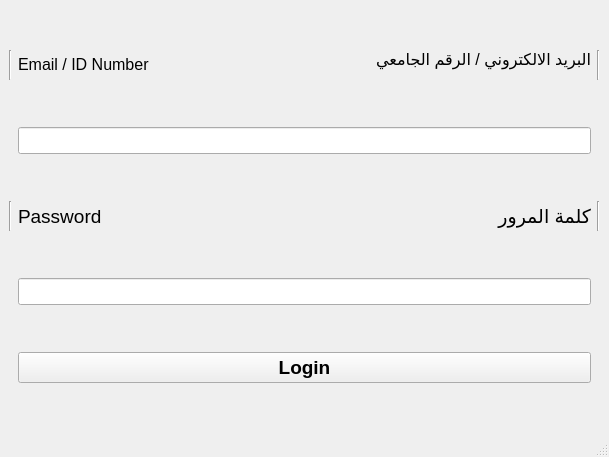
First picture: the form in GUI_MainApp.ui, repository nwaaf20050-netizen/EE202_Course_Project, before the edit.
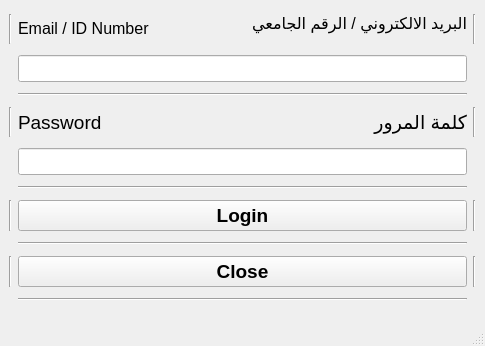
Second picture: the form after the edit.

What changed in the file:
```diff
--- a/GUI_MainApp.ui
+++ b/GUI_MainApp.ui
@@ -6,8 +6,8 @@
    <rect>
     <x>0</x>
     <y>0</y>
-    <width>609</width>
-    <height>457</height>
+    <width>485</width>
+    <height>346</height>
    </rect>
   </property>
   <property name="windowTitle">
@@ -15,7 +15,138 @@
   </property>
   <widget class="QWidget" name="centralwidget">
    <layout class="QGridLayout" name="gridLayout">
-    <item row="3" column="1" colspan="2">
+    <item row="6" column="1" colspan="2">
+     <widget class="QPushButton" name="pushButton_Login">
+      <property name="font">
+       <font>
+        <pointsize>14</pointsize>
+        <weight>75</weight>
+        <bold>true</bold>
+       </font>
+      </property>
+      <property name="cursor">
+       <cursorShape>PointingHandCursor</cursorShape>
+      </property>
+      <property name="toolTip">
+       <string>&lt;html&gt;&lt;head/&gt;&lt;body&gt;&lt;p&gt;&lt;span style=&quot; font-size:18pt; font-weight:600;&quot;&gt;System Login&lt;/span&gt;&lt;/p&gt;&lt;/body&gt;&lt;/html&gt;</string>
+      </property>
+      <property name="text">
+       <string>Login</string>
+      </property>
+      <property name="autoDefault">
+       <bool>false</bool>
+      </property>
+     </widget>
+    </item>
+    <item row="3" column="3">
+     <widget class="Line" name="line_2">
+      <property name="orientation">
+       <enum>Qt::Vertical</enum>
+      </property>
+     </widget>
+    </item>
+    <item row="3" column="2">
+     <widget class="QLabel" name="label_4">
+      <property name="maximumSize">
+       <size>
+        <width>16777215</width>
+        <height>30</height>
+       </size>
+      </property>
+      <property name="font">
+       <font>
+        <pointsize>14</pointsize>
+        <weight>50</weight>
+        <bold>false</bold>
+       </font>
+      </property>
+      <property name="layoutDirection">
+       <enum>Qt::RightToLeft</enum>
+      </property>
+      <property name="text">
+       <string>كلمة المرور</string>
+      </property>
+     </widget>
+    </item>
+    <item row="3" column="0">
+     <widget class="Line" name="line">
+      <property name="orientation">
+       <enum>Qt::Vertical</enum>
+      </property>
+     </widget>
+    </item>
+    <item row="3" column="1">
+     <widget class="QLabel" name="label_2">
+      <property name="maximumSize">
+       <size>
+        <width>16777215</width>
+        <height>30</height>
+       </size>
+      </property>
+      <property name="font">
+       <font>
+        <pointsize>14</pointsize>
+        <weight>50</weight>
+        <bold>false</bold>
+       </font>
+      </property>
+      <property name="text">
+       <string>Password</string>
+      </property>
+     </widget>
+    </item>
+    <item row="0" column="3">
+     <widget class="Line" name="line_4">
+      <property name="orientation">
+       <enum>Qt::Vertical</enum>
+      </property>
+     </widget>
+    </item>
+    <item row="1" column="1" colspan="2">
+     <widget class="QLineEdit" name="lineEdit_Username">
+      <property name="font">
+       <font>
+        <pointsize>12</pointsize>
+       </font>
+      </property>
+      <property name="placeholderText">
+       <string/>
+      </property>
+     </widget>
+    </item>
+    <item row="0" column="2">
+     <widget class="QLabel" name="label_3">
+      <property name="maximumSize">
+       <size>
+        <width>1040</width>
+        <height>30</height>
+       </size>
+      </property>
+      <property name="font">
+       <font>
+        <pointsize>12</pointsize>
+        <weight>50</weight>
+        <bold>false</bold>
+        <kerning>true</kerning>
+       </font>
+      </property>
+      <property name="layoutDirection">
+       <enum>Qt::RightToLeft</enum>
+      </property>
+      <property name="locale">
+       <locale language="Arabic" country="SaudiArabia"/>
+      </property>
+      <property name="text">
+       <string>&lt;!DOCTYPE HTML PUBLIC &quot;-//W3C//DTD HTML 4.0//EN&quot; &quot;http://www.w3.org/TR/REC-html40/strict.dtd&quot;&gt;
+&lt;html&gt;&lt;head&gt;&lt;meta name=&quot;qrichtext&quot; content=&quot;1&quot; /&gt;&lt;style type=&quot;text/css&quot;&gt;
+p, li { white-space: pre-wrap; }
+&lt;/style&gt;&lt;/head&gt;&lt;body style=&quot; font-family:'MS Shell Dlg 2'; font-size:12pt; font-weight:400; font-style:normal;&quot;&gt;
+&lt;p align=&quot;right&quot; style=&quot; margin-top:12px; margin-bottom:12px; margin-left:0px; margin-right:0px; -qt-block-indent:0; text-indent:0px;&quot;&gt;البريد الالكتروني / الرقم الجامعي&lt;/p&gt;
+&lt;p align=&quot;right&quot; style=&quot;-qt-paragraph-type:empty; margin-top:12px; margin-bottom:12px; margin-left:0px; margin-right:0px; -qt-block-indent:0; text-indent:0px;&quot;&gt;&lt;br /&gt;&lt;/p&gt;&lt;/body&gt;&lt;/html&gt;</string>
+      </property>
+     </widget>
+    </item>
+    <item row="4" column="1" colspan="2">
      <widget class="QLineEdit" name="lineEdit_Password">
       <property name="font">
        <font>
@@ -39,46 +170,17 @@
       </property>
      </widget>
     </item>
-    <item row="2" column="1">
-     <widget class="QLabel" name="label_2">
-      <property name="maximumSize">
-       <size>
-        <width>16777215</width>
-        <height>30</height>
-       </size>
-      </property>
+    <item row="8" column="1" colspan="2">
+     <widget class="QPushButton" name="pushButton_Close">
       <property name="font">
        <font>
         <pointsize>14</pointsize>
-        <weight>50</weight>
-        <bold>false</bold>
+        <weight>75</weight>
+        <bold>true</bold>
        </font>
       </property>
       <property name="text">
-       <string>Password</string>
-      </property>
-     </widget>
-    </item>
-    <item row="2" column="2">
-     <widget class="QLabel" name="label_4">
-      <property name="maximumSize">
-       <size>
-        <width>16777215</width>
-        <height>30</height>
-       </size>
-      </property>
-      <property name="font">
-       <font>
-        <pointsize>14</pointsize>
-        <weight>50</weight>
-        <bold>false</bold>
-       </font>
-      </property>
-      <property name="layoutDirection">
-       <enum>Qt::RightToLeft</enum>
-      </property>
-      <property name="text">
-       <string>كلمة المرور</string>
+       <string>Close</string>
       </property>
      </widget>
     </item>
@@ -107,61 +209,24 @@
       </property>
      </widget>
     </item>
-    <item row="0" column="2">
-     <widget class="QLabel" name="label_3">
-      <property name="maximumSize">
-       <size>
-        <width>1040</width>
-        <height>30</height>
-       </size>
+    <item row="5" column="1" colspan="2">
+     <widget class="Line" name="line_7">
+      <property name="orientation">
+       <enum>Qt::Horizontal</enum>
       </property>
-      <property name="font">
-       <font>
-        <pointsize>12</pointsize>
-        <weight>50</weight>
-        <bold>false</bold>
-        <kerning>true</kerning>
-       </font>
-      </property>
-      <property name="layoutDirection">
-       <enum>Qt::RightToLeft</enum>
-      </property>
-      <property name="locale">
-       <locale language="Arabic" country="SaudiArabia"/>
-      </property>
-      <property name="text">
-       <string>&lt;!DOCTYPE HTML PUBLIC &quot;-//W3C//DTD HTML 4.0//EN&quot; &quot;http://www.w3.org/TR/REC-html40/strict.dtd&quot;&gt;
-&lt;html&gt;&lt;head&gt;&lt;meta name=&quot;qrichtext&quot; content=&quot;1&quot; /&gt;&lt;style type=&quot;text/css&quot;&gt;
-p, li { white-space: pre-wrap; }
-&lt;/style&gt;&lt;/head&gt;&lt;body style=&quot; font-family:'MS Shell Dlg 2'; font-size:12pt; font-weight:400; font-style:normal;&quot;&gt;
-&lt;p align=&quot;right&quot; style=&quot; margin-top:12px; margin-bottom:12px; margin-left:0px; margin-right:0px; -qt-block-indent:0; text-indent:0px;&quot;&gt;البريد الالكتروني / الرقم الجامعي&lt;/p&gt;
-&lt;p align=&quot;right&quot; style=&quot;-qt-paragraph-type:empty; margin-top:12px; margin-bottom:12px; margin-left:0px; margin-right:0px; -qt-block-indent:0; text-indent:0px;&quot;&gt;&lt;br /&gt;&lt;/p&gt;&lt;/body&gt;&lt;/html&gt;</string>
-      </property>
      </widget>
     </item>
-    <item row="1" column="1" colspan="2">
-     <widget class="QLineEdit" name="lineEdit_Username">
-      <property name="font">
-       <font>
-        <pointsize>12</pointsize>
-       </font>
-      </property>
-      <property name="placeholderText">
-       <string/>
-      </property>
-     </widget>
-    </item>
-    <item row="2" column="0">
-     <widget class="Line" name="line">
+    <item row="7" column="1" colspan="2">
+     <widget class="Line" name="line_5">
       <property name="orientation">
-       <enum>Qt::Vertical</enum>
+       <enum>Qt::Horizontal</enum>
       </property>
      </widget>
     </item>
-    <item row="2" column="3">
-     <widget class="Line" name="line_2">
+    <item row="9" column="1" colspan="2">
+     <widget class="Line" name="line_6">
       <property name="orientation">
-       <enum>Qt::Vertical</enum>
+       <enum>Qt::Horizontal</enum>
       </property>
      </widget>
     </item>
@@ -172,30 +237,38 @@
       </property>
      </widget>
     </item>
-    <item row="0" column="3">
-     <widget class="Line" name="line_4">
+    <item row="2" column="1" colspan="2">
+     <widget class="Line" name="line_8">
       <property name="orientation">
+       <enum>Qt::Horizontal</enum>
+      </property>
+     </widget>
+    </item>
+    <item row="8" column="0">
+     <widget class="Line" name="line_9">
+      <property name="orientation">
        <enum>Qt::Vertical</enum>
       </property>
      </widget>
     </item>
-    <item row="4" column="1" colspan="2">
-     <widget class="QPushButton" name="pushButton_Login">
-      <property name="font">
-       <font>
-        <pointsize>14</pointsize>
-        <weight>75</weight>
-        <bold>true</bold>
-       </font>
+    <item row="6" column="0">
+     <widget class="Line" name="line_10">
+      <property name="orientation">
+       <enum>Qt::Vertical</enum>
       </property>
-      <property name="toolTip">
-       <string>&lt;html&gt;&lt;head/&gt;&lt;body&gt;&lt;p&gt;&lt;span style=&quot; font-size:18pt; font-weight:600;&quot;&gt;System Login&lt;/span&gt;&lt;/p&gt;&lt;/body&gt;&lt;/html&gt;</string>
+     </widget>
+    </item>
+    <item row="6" column="3">
+     <widget class="Line" name="line_11">
+      <property name="orientation">
+       <enum>Qt::Vertical</enum>
       </property>
-      <property name="text">
-       <string>Login</string>
-      </property>
-      <property name="autoDefault">
-       <bool>false</bool>
+     </widget>
+    </item>
+    <item row="8" column="3">
+     <widget class="Line" name="line_12">
+      <property name="orientation">
+       <enum>Qt::Vertical</enum>
       </property>
      </widget>
     </item>
```
